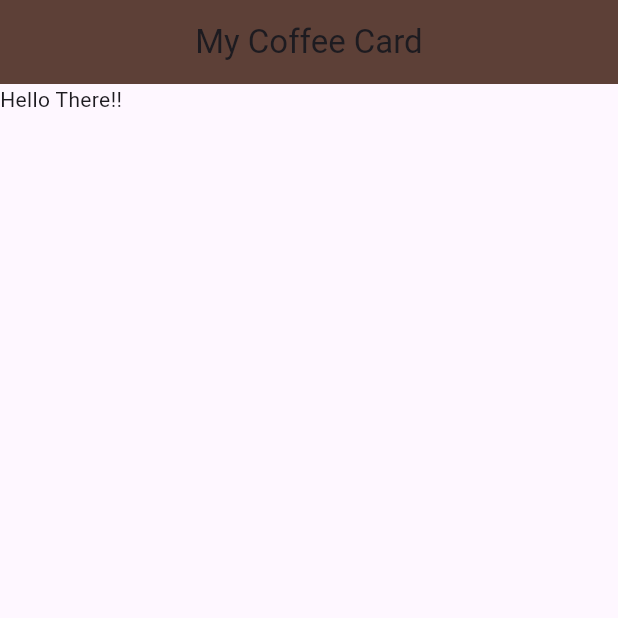
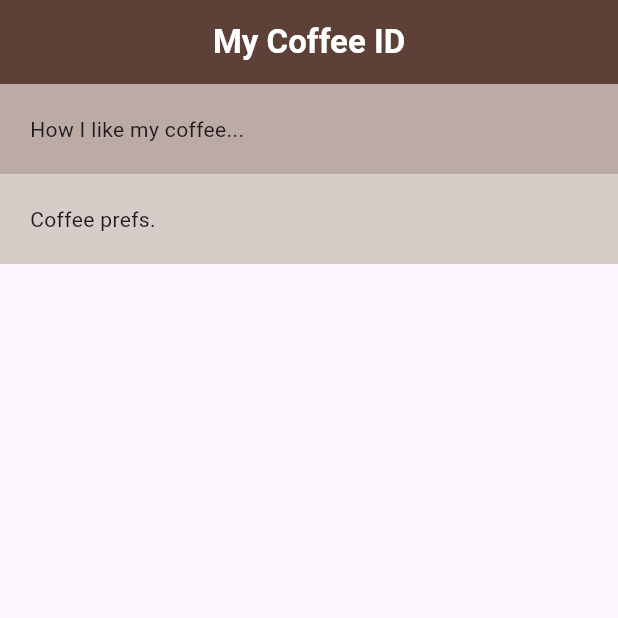
Before and after one commit to Randycullins08/coffee_card, a Flutter app: the screen it shows after launch, on a phone screen of 412 x 824 dp, the top half of it. Run offline on Flutter 3.47's test engine with Material 3 defaults, Android fonts, the phone set to English and light mode, and no system bars.

Commit message:
Worked with columns, cross axis and main axis of columns

```diff
--- a/lib/home.dart
+++ b/lib/home.dart
@@ -7,10 +7,27 @@ class Home extends StatelessWidget {
   Widget build(BuildContext context) {
     return Scaffold(
         appBar: AppBar(
-          title: const Text("My Coffee Card"),
+          title: const Text(
+            "My Coffee ID",
+            style: TextStyle(color: Colors.white, fontWeight: FontWeight.bold),
+          ),
           backgroundColor: Colors.brown[700],
           centerTitle: true,
         ),
-        body: const Text("Hello There!!"));
+        body: Column(
+          crossAxisAlignment: CrossAxisAlignment.stretch,
+          children: [
+            Container(
+              color: Colors.brown[200],
+              padding: const EdgeInsets.all(20),
+              child: const Text("How I like my coffee..."),
+            ),
+            Container(
+              color: Colors.brown[100],
+              padding: const EdgeInsets.all(20),
+              child: const Text("Coffee prefs."),
+            )
+          ],
+        ));
   }
 }
```
Also changed, not shown: lib/main.dart (+35 -0 lines).
